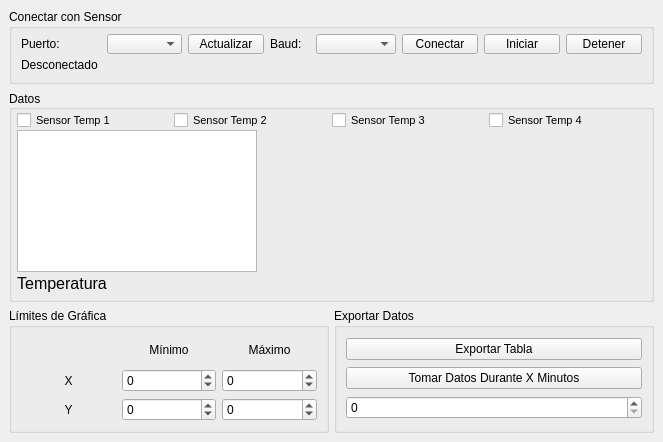
This is ui/main_window.ui in yuanusm/Serial_Plotter_LabFisica as Qt 5 draws it before an edit. The edited form follows.
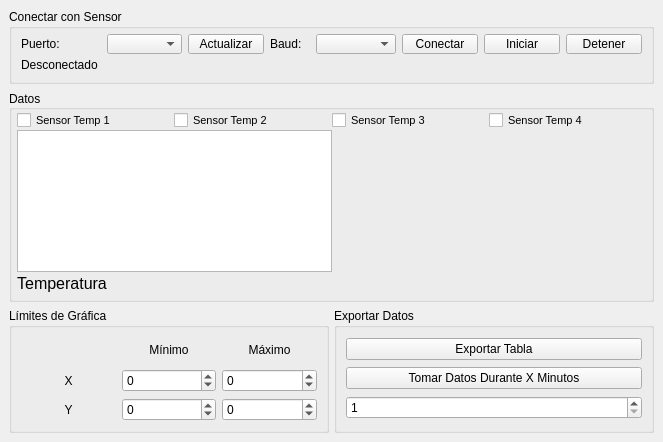
This is the edited form. Icons and pictures are not drawn.

```diff
--- a/ui/main_window.ui
+++ b/ui/main_window.ui
@@ -376,7 +376,7 @@
              <item>
               <widget class="QTableWidget" name="tableWidget">
                <property name="sizePolicy">
-                <sizepolicy hsizetype="Maximum" vsizetype="Expanding">
+                <sizepolicy hsizetype="Expanding" vsizetype="Expanding">
                  <horstretch>0</horstretch>
                  <verstretch>0</verstretch>
                 </sizepolicy>
@@ -595,10 +595,10 @@
            <item>
             <widget class="QSpinBox" name="spinBox_5">
              <property name="minimum">
-              <number>0</number>
+              <number>1</number>
              </property>
              <property name="maximum">
-              <number>999</number>
+              <number>9999</number>
              </property>
             </widget>
            </item>
```
